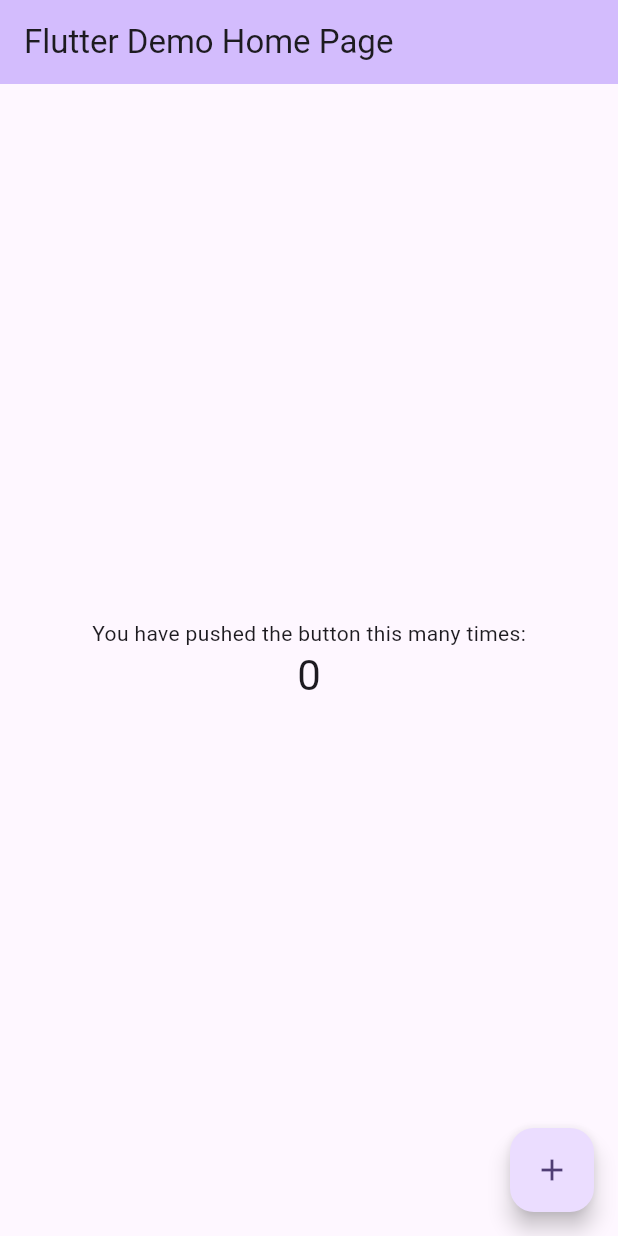
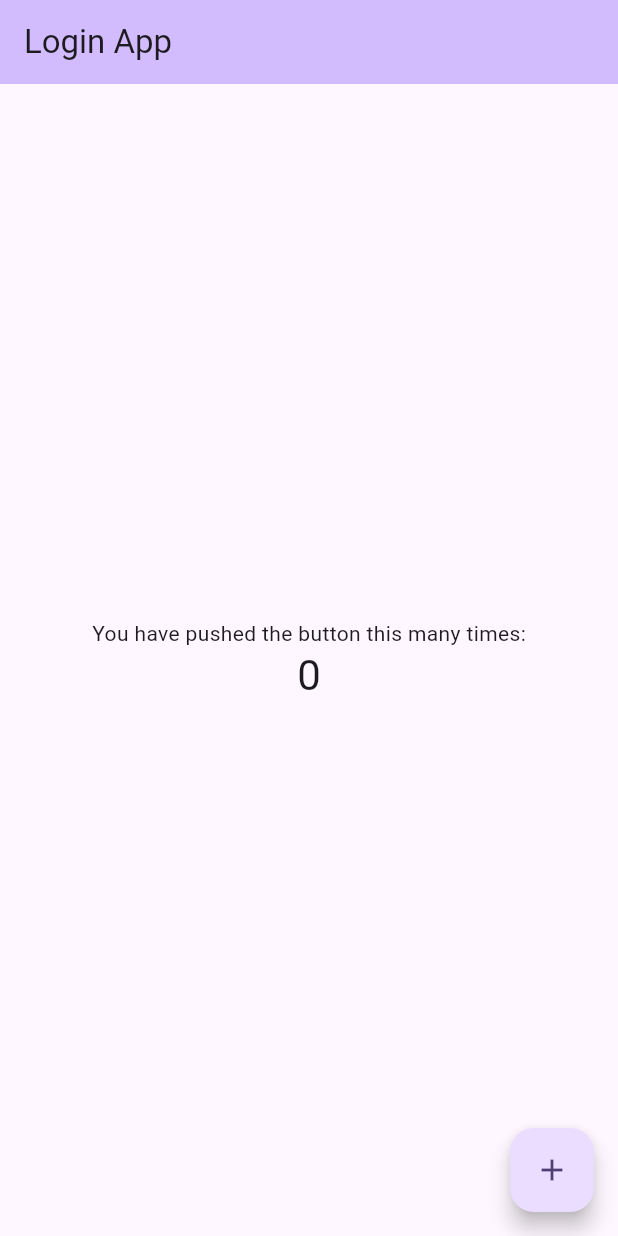
Before and after one commit to jimmy-kyalo/login_app, a Flutter app: the screen it shows after launch, on a phone screen of 412 x 824 dp. Run offline on Flutter 3.47's test engine with Material 2 defaults, Android fonts, the phone set to English and light mode, and no system bars.

```diff
--- a/lib/main.dart
+++ b/lib/main.dart
@@ -13,96 +13,41 @@ class MyApp extends StatelessWidget {
     return MaterialApp(
       title: 'Flutter Demo',
       theme: ThemeData(
-        // This is the theme of your application.
-        //
-        // TRY THIS: Try running your application with "flutter run". You'll see
-        // the application has a blue toolbar. Then, without quitting the app,
-        // try changing the seedColor in the colorScheme below to Colors.green
-        // and then invoke "hot reload" (save your changes or press the "hot
-        // reload" button in a Flutter-supported IDE, or press "r" if you used
-        // the command line to start the app).
-        //
-        // Notice that the counter didn't reset back to zero; the application
-        // state is not lost during the reload. To reset the state, use hot
-        // restart instead.
-        //
-        // This works for code too, not just values: Most code changes can be
-        // tested with just a hot reload.
         colorScheme: ColorScheme.fromSeed(seedColor: Colors.deepPurple),
         useMaterial3: true,
       ),
-      home: const MyHomePage(title: 'Flutter Demo Home Page'),
+      home: const Login(title: 'Login App'),
     );
   }
 }
 
-class MyHomePage extends StatefulWidget {
-  const MyHomePage({super.key, required this.title});
-
-  // This widget is the home page of your application. It is stateful, meaning
-  // that it has a State object (defined below) that contains fields that affect
-  // how it looks.
-
-  // This class is the configuration for the state. It holds the values (in this
-  // case the title) provided by the parent (in this case the App widget) and
-  // used by the build method of the State. Fields in a Widget subclass are
-  // always marked "final".
+class Login extends StatefulWidget {
+  const Login({super.key, required this.title});
 
   final String title;
 
   @override
-  State<MyHomePage> createState() => _MyHomePageState();
+  State<Login> createState() => _LoginState();
 }
 
-class _MyHomePageState extends State<MyHomePage> {
+class _LoginState extends State<Login> {
   int _counter = 0;
 
   void _incrementCounter() {
     setState(() {
-      // This call to setState tells the Flutter framework that something has
-      // changed in this State, which causes it to rerun the build method below
-      // so that the display can reflect the updated values. If we changed
-      // _counter without calling setState(), then the build method would not be
-      // called again, and so nothing would appear to happen.
       _counter++;
     });
   }
 
   @override
   Widget build(BuildContext context) {
-    // This method is rerun every time setState is called, for instance as done
-    // by the _incrementCounter method above.
-    //
-    // The Flutter framework has been optimized to make rerunning build methods
-    // fast, so that you can just rebuild anything that needs updating rather
-    // than having to individually change instances of widgets.
     return Scaffold(
       appBar: AppBar(
-        // TRY THIS: Try changing the color here to a specific color (to
-        // Colors.amber, perhaps?) and trigger a hot reload to see the AppBar
-        // change color while the other colors stay the same.
         backgroundColor: Theme.of(context).colorScheme.inversePrimary,
-        // Here we take the value from the MyHomePage object that was created by
-        // the App.build method, and use it to set our appbar title.
         title: Text(widget.title),
       ),
       body: Center(
-        // Center is a layout widget. It takes a single child and positions it
-        // in the middle of the parent.
         child: Column(
-          // Column is also a layout widget. It takes a list of children and
-          // arranges them vertically. By default, it sizes itself to fit its
-          // children horizontally, and tries to be as tall as its parent.
-          //
-          // Column has various properties to control how it sizes itself and
-          // how it positions its children. Here we use mainAxisAlignment to
-          // center the children vertically; the main axis here is the vertical
-          // axis because Columns are vertical (the cross axis would be
-          // horizontal).
-          //
-          // TRY THIS: Invoke "debug painting" (choose the "Toggle Debug Paint"
-          // action in the IDE, or press "p" in the console), to see the
-          // wireframe for each widget.
           mainAxisAlignment: MainAxisAlignment.center,
           children: <Widget>[
             const Text(
```
